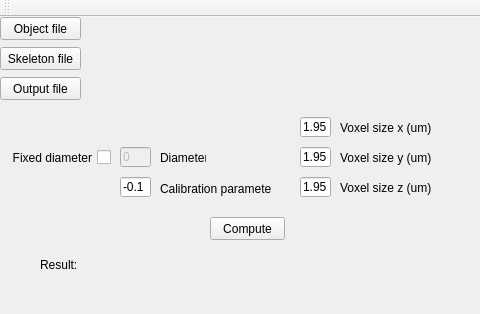
gibbogle/vessel-tools, file Qt/Topology/mainwindow.ui: the form before one commit; both pictures show x 0 to 480 and y 0 to 314 of the 950 by 314 pixel window.
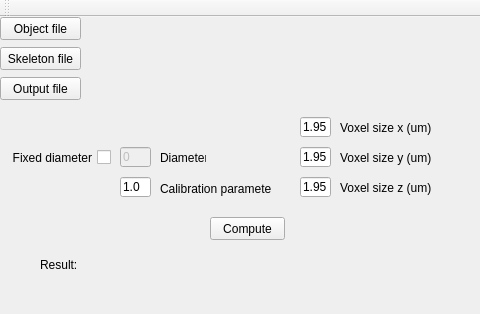
The form after the commit.

Commit message: changed calib_parameter

Patch:
```diff
--- a/Qt/Topology/mainwindow.ui
+++ b/Qt/Topology/mainwindow.ui
@@ -222,7 +222,7 @@
      </rect>
     </property>
     <property name="text">
-     <string>-0.1</string>
+     <string>1.0</string>
     </property>
    </widget>
    <widget class="QLabel" name="labelCalib">
```
The commit also changes 2 other files.
